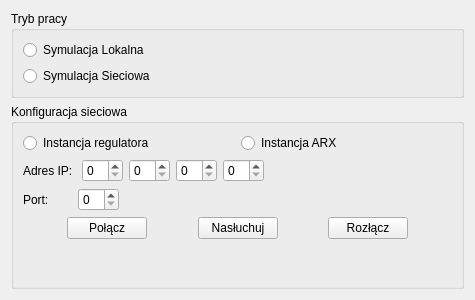
Before: the Qt Designer form workdialog.ui in jakubarchabuz316285/Projekt_pk_sem4, drawn with Qt 5.
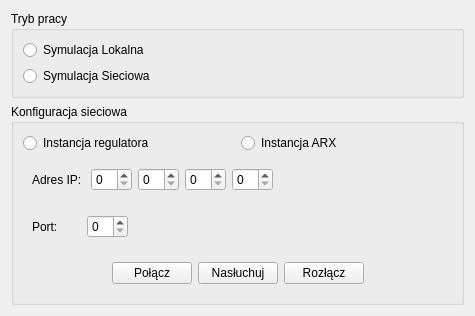
After: the same form once the commit is applied.

Patch:
```diff
--- a/workdialog.ui
+++ b/workdialog.ui
@@ -70,6 +70,9 @@
          </layout>
         </item>
         <item>
+         <widget class="QWidget" name="IPContainter" native="true">
+          <layout class="QVBoxLayout" name="verticalLayout_2">
+           <item>
          <layout class="QHBoxLayout" name="horizontalLayout_3">
           <item>
            <widget class="QLabel" name="LblIP">
@@ -105,6 +108,12 @@
           </item>
          </layout>
         </item>
+          </layout>
+         </widget>
+        </item>
+        <item>
+         <widget class="QWidget" name="widget" native="true">
+          <layout class="QVBoxLayout" name="verticalLayout_4">
         <item>
          <layout class="QHBoxLayout" name="horizontalLayout_9">
           <item>
@@ -132,6 +141,12 @@
           </item>
          </layout>
         </item>
+          </layout>
+         </widget>
+        </item>
+        <item>
+         <widget class="QWidget" name="widget_2" native="true">
+          <layout class="QVBoxLayout" name="verticalLayout_6">
         <item>
          <layout class="QHBoxLayout" name="horizontalLayout_5">
           <item>
@@ -154,19 +169,6 @@
             </property>
            </widget>
           </item>
-          <item>
-           <spacer name="horizontalSpacer_6">
-            <property name="orientation">
-             <enum>Qt::Horizontal</enum>
-            </property>
-            <property name="sizeHint" stdset="0">
-             <size>
-              <width>40</width>
-              <height>20</height>
-             </size>
-            </property>
-           </spacer>
-          </item>
           <item>
            <widget class="QPushButton" name="BtnListen">
             <property name="text">
@@ -174,19 +176,6 @@
             </property>
            </widget>
           </item>
-          <item>
-           <spacer name="horizontalSpacer_5">
-            <property name="orientation">
-             <enum>Qt::Horizontal</enum>
-            </property>
-            <property name="sizeHint" stdset="0">
-             <size>
-              <width>40</width>
-              <height>20</height>
-             </size>
-            </property>
-           </spacer>
-          </item>
           <item>
            <widget class="QPushButton" name="BtnDisconnect">
             <property name="text">
@@ -208,6 +197,9 @@
            </spacer>
           </item>
          </layout>
+           </item>
+          </layout>
+         </widget>
         </item>
         <item>
          <spacer name="verticalSpacer">
```
Left out of the diff: 2 changed lines with no effect on the pictures. Lines whose indentation alone changed are shown as unchanged.
